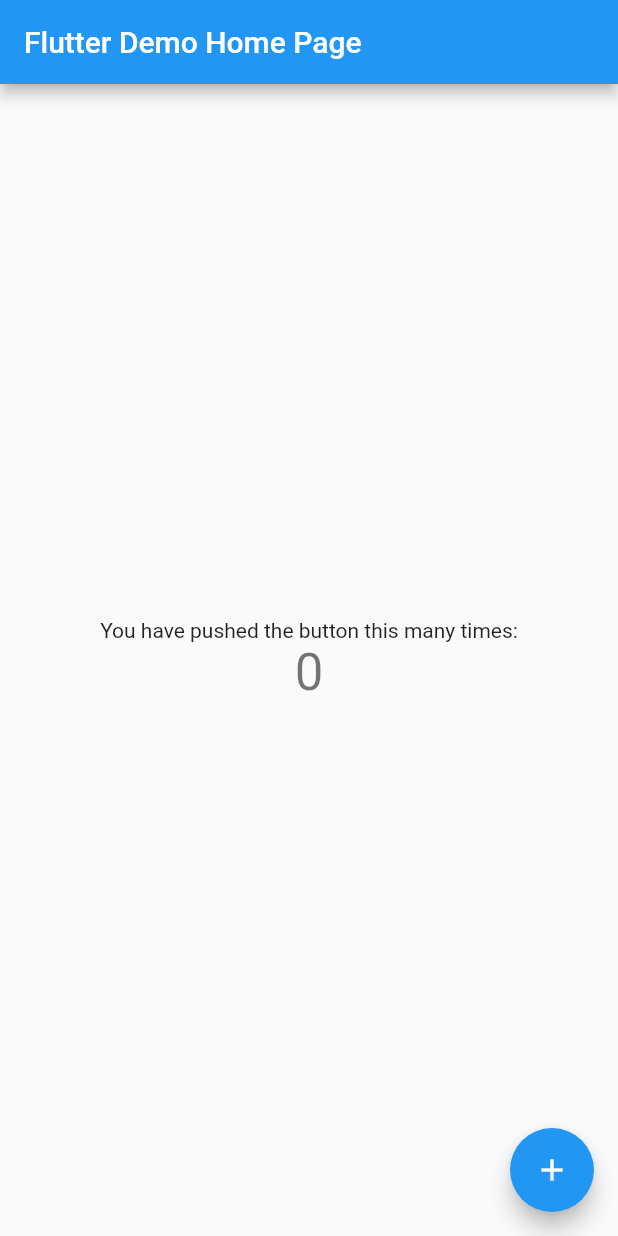
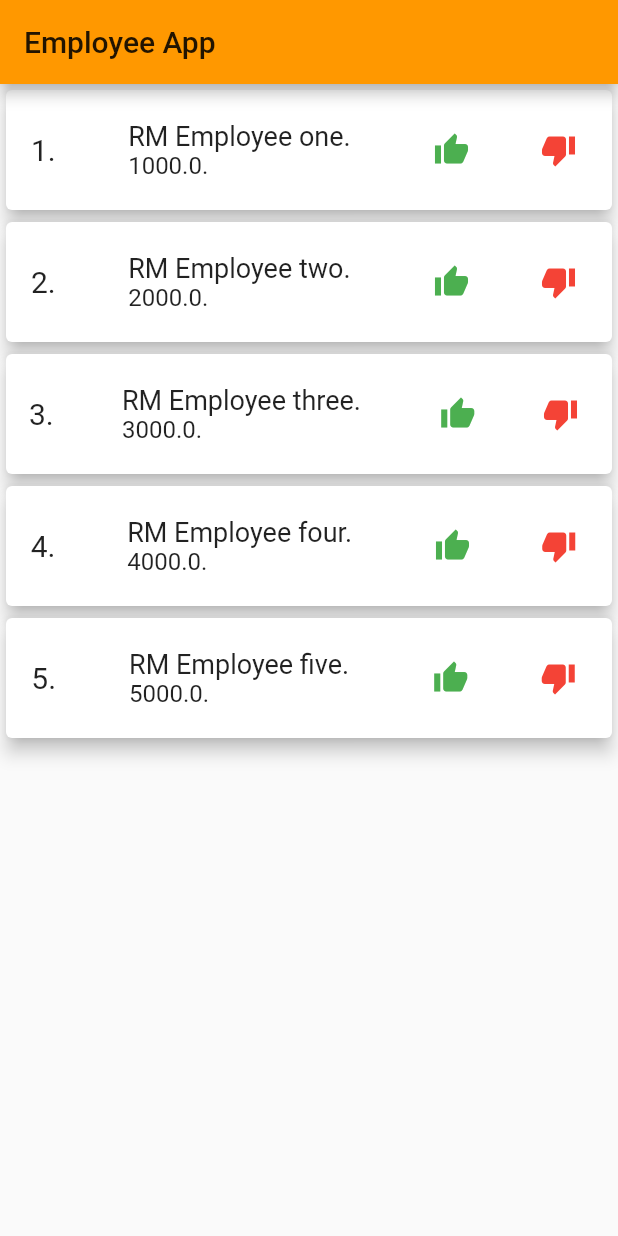
Before and after one commit to azizdin/bloc_practice, a Flutter app: the screen it shows after launch, on a phone screen of 412 x 824 dp. Run offline on Flutter 3.47's test engine with Material 2 defaults, Android fonts, the phone set to English and light mode, and no system bars.

Commit message:
complete employee bloc project

```diff
--- /dev/null
+++ b/lib/Employee.dart
@@ -0,0 +1,28 @@
+class Employee{
+  int _id;
+  String _name;
+  double _salary;
+
+  Employee(this._id, this._name, this._salary);
+
+  //setter
+
+  set id(int id){
+    this._id = id;
+  }
+
+   set name(String name){
+    this._name = name;
+  }
+
+   set salary(double salary){
+    this._salary = salary;
+  }
+
+  //getter
+
+  int get id => this._id;
+  String get name => this._name;
+  double get salary => this._salary;
+
+}
--- /dev/null
+++ b/lib/EmployeeBloc.dart
@@ -0,0 +1,74 @@
+//imports
+//lists of employees
+//stream controller
+//stream sink getter
+//constructor - add data; listen to changes
+// core functions
+//dispose
+//import
+
+import 'dart:async';
+import 'Employee.dart';
+
+
+class EmployeeBloc{
+
+  //sink to add into pipe
+  //stream to get data from pipe
+  //pipe = data stream/flow
+
+  //list of employee
+  List<Employee> _employeeList = [
+    Employee(1, "Employee one", 1000.0),
+    Employee(2, "Employee two", 2000.0),
+    Employee(3, "Employee three", 3000.0),
+    Employee(4, "Employee four", 4000.0),
+    Employee(5, "Employee five", 5000.0)
+  ];
+
+  //stream controller
+  final _employeeListStreamController = StreamController<List<Employee>>();
+
+  //increment and decrement controller
+  final _employeeSalaryIncrementStreamController = StreamController<Employee>();
+  final _employeeSalaryDecrementStreamController = StreamController<Employee>();
+
+  //stream & sink getter
+  //stream
+  Stream<List<Employee>> get employeeListStream => _employeeListStreamController.stream;
+  //sink
+  StreamSink<List<Employee>> get employeeListSink => _employeeListStreamController.sink;
+  StreamSink<Employee> get employeeSalaryIncrement => _employeeSalaryIncrementStreamController.sink;
+  StreamSink<Employee> get employeeSalaryDecrement => _employeeSalaryDecrementStreamController.sink;
+
+  //constructor - add data; listen to changes
+  EmployeeBloc(){
+    _employeeListStreamController.add(_employeeList);
+
+    _employeeSalaryIncrementStreamController.stream.listen(_incrementSalary);
+    _employeeSalaryDecrementStreamController.stream.listen(_decrementSalary);
+  }
+
+  //core functions
+  _incrementSalary(Employee employee){
+    double salary = employee.salary;
+    double incrementedSalary = salary * 20/100;
+    _employeeList[employee.id -1].salary = salary + incrementedSalary;
+
+    employeeListSink.add(_employeeList);
+  }
+  _decrementSalary(Employee employee){
+    double salary = employee.salary;
+    double decrementedSalary = salary * 20/100;
+    _employeeList[employee.id -1].salary = salary - decrementedSalary;
+
+    employeeListSink.add(_employeeList);
+  }
+
+  //dispose
+  void dispose(){
+    _employeeSalaryIncrementStreamController.close();
+    _employeeSalaryDecrementStreamController.close();
+    _employeeListStreamController.close();
+  }
+}
--- /dev/null
+++ b/lib/HomePage.dart
@@ -0,0 +1,91 @@
+import 'package:flutter/material.dart';
+import 'Employee.dart';
+import 'EmployeeBloc.dart';
+
+class HomePage extends StatefulWidget {
+  @override
+  _HomePageState createState() => _HomePageState();
+}
+
+class _HomePageState extends State<HomePage> {
+
+
+  final EmployeeBloc _employeeBloc = EmployeeBloc();
+  //important! disposes stream
+  @override
+  void dispose(){
+    _employeeBloc.dispose();
+    super.dispose();
+  }
+
+
+  @override
+  Widget build(BuildContext context) {
+    return Scaffold(
+      appBar: AppBar(
+        title: Text("Employee App"),
+      ),
+      body: Container(
+        child: StreamBuilder<List<Employee>>(
+          stream: _employeeBloc.employeeListStream,
+          builder: (BuildContext context, AsyncSnapshot<List<Employee>> snapshot){
+            return ListView.builder(
+              itemCount: snapshot.data.length,
+              itemBuilder: (context, index){
+                return Card(
+                  elevation: 5.0,
+                  child: Row(
+                    mainAxisAlignment: MainAxisAlignment.spaceAround,
+                    children: <Widget>[
+                      Container(
+                        padding: EdgeInsets.all(5.0),
+                        child:  Text(
+                          "${snapshot.data[index].id}.",
+                          style: TextStyle(fontSize: 20.0),
+                        )
+                      ),
+                      Container(
+                        padding: EdgeInsets.all(20.0),
+                        child:  Column(
+                          crossAxisAlignment: CrossAxisAlignment.start,
+                          children: <Widget>[
+                            Text(
+                              "RM ${snapshot.data[index].name}.",
+                              style: TextStyle(fontSize: 18.0),
+                            ),
+                            Text(
+                              "${snapshot.data[index].salary}.",
+                              style: TextStyle(fontSize: 16.0),
+                            ),
+                          ],
+                        )
+                      ),
+                      Container(
+                        child: IconButton(
+                          icon: Icon(Icons.thumb_up),
+                          color: Colors.green,
+                          onPressed: (){
+                            _employeeBloc.employeeSalaryIncrement.add(snapshot.data[index]);
+                          },
+                        )
+                      ),
+                       Container(
+                        child: IconButton(
+                          icon: Icon(Icons.thumb_down),
+                          color: Colors.red,
+                          onPressed: (){
+                            _employeeBloc.employeeSalaryDecrement.add(snapshot.data[index]);
+                          },
+                        )
+                      )
+                    ],
+                  ),
+                );
+              },
+            );
+          },
+        ),
+      ),
+    );
+  }
+}
--- a/lib/main.dart
+++ b/lib/main.dart
@@ -1,111 +1,18 @@
 import 'package:flutter/material.dart';
+import 'HomePage.dart';
 
 void main() => runApp(MyApp());
 
 class MyApp extends StatelessWidget {
-  // This widget is the root of your application.
   @override
   Widget build(BuildContext context) {
     return MaterialApp(
-      title: 'Flutter Demo',
+      title:'my employee app',
       theme: ThemeData(
-        // This is the theme of your application.
-        //
-        // Try running your application with "flutter run". You'll see the
-        // application has a blue toolbar. Then, without quitting the app, try
-        // changing the primarySwatch below to Colors.green and then invoke
-        // "hot reload" (press "r" in the console where you ran "flutter run",
-        // or simply save your changes to "hot reload" in a Flutter IDE).
-        // Notice that the counter didn't reset back to zero; the application
-        // is not restarted.
-        primarySwatch: Colors.blue,
+        primarySwatch: Colors.orange
       ),
-      home: MyHomePage(title: 'Flutter Demo Home Page'),
+      debugShowCheckedModeBanner: false,
+      home: HomePage(),
     );
   }
 }
-
-class MyHomePage extends StatefulWidget {
-  MyHomePage({Key key, this.title}) : super(key: key);
-
-  // This widget is the home page of your application. It is stateful, meaning
-  // that it has a State object (defined below) that contains fields that affect
-  // how it looks.
-
-  // This class is the configuration for the state. It holds the values (in this
-  // case the title) provided by the parent (in this case the App widget) and
-  // used by the build method of the State. Fields in a Widget subclass are
-  // always marked "final".
-
-  final String title;
-
-  @override
-  _MyHomePageState createState() => _MyHomePageState();
-}
-
-class _MyHomePageState extends State<MyHomePage> {
-  int _counter = 0;
-
-  void _incrementCounter() {
-    setState(() {
-      // This call to setState tells the Flutter framework that something has
-      // changed in this State, which causes it to rerun the build method below
-      // so that the display can reflect the updated values. If we changed
-      // _counter without calling setState(), then the build method would not be
-      // called again, and so nothing would appear to happen.
-      _counter++;
-    });
-  }
-
-  @override
-  Widget build(BuildContext context) {
-    // This method is rerun every time setState is called, for instance as done
-    // by the _incrementCounter method above.
-    //
-    // The Flutter framework has been optimized to make rerunning build methods
-    // fast, so that you can just rebuild anything that needs updating rather
-    // than having to individually change instances of widgets.
-    return Scaffold(
-      appBar: AppBar(
-        // Here we take the value from the MyHomePage object that was created by
-        // the App.build method, and use it to set our appbar title.
-        title: Text(widget.title),
-      ),
-      body: Center(
-        // Center is a layout widget. It takes a single child and positions it
-        // in the middle of the parent.
-        child: Column(
-          // Column is also a layout widget. It takes a list of children and
-          // arranges them vertically. By default, it sizes itself to fit its
-          // children horizontally, and tries to be as tall as its parent.
-          //
-          // Invoke "debug painting" (press "p" in the console, choose the
-          // "Toggle Debug Paint" action from the Flutter Inspector in Android
-          // Studio, or the "Toggle Debug Paint" command in Visual Studio Code)
-          // to see the wireframe for each widget.
-          //
-          // Column has various properties to control how it sizes itself and
-          // how it positions its children. Here we use mainAxisAlignment to
-          // center the children vertically; the main axis here is the vertical
-          // axis because Columns are vertical (the cross axis would be
-          // horizontal).
-          mainAxisAlignment: MainAxisAlignment.center,
-          children: <Widget>[
-            Text(
-              'You have pushed the button this many times:',
-            ),
-            Text(
-              '$_counter',
-              style: Theme.of(context).textTheme.display1,
-            ),
-          ],
-        ),
-      ),
-      floatingActionButton: FloatingActionButton(
-        onPressed: _incrementCounter,
-        tooltip: 'Increment',
-        child: Icon(Icons.add),
-      ), // This trailing comma makes auto-formatting nicer for build methods.
-    );
-  }
-}
```
